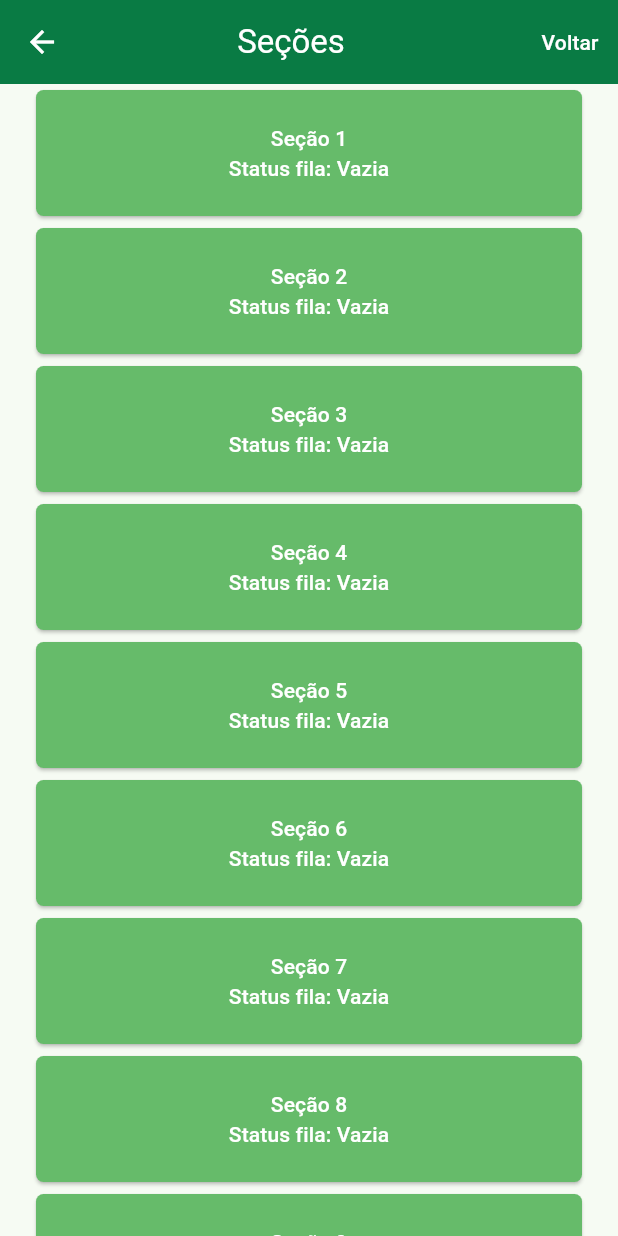
After one commit to juliaadantas/flutter_app_fila, a Flutter app: the SectionsPage screen opened directly, on a phone screen of 412 x 824 dp. The commit adds this screen. Run offline on Flutter 3.47's test engine with Material 2 defaults, Android fonts, the phone set to English and light mode, and no system bars; our stand-ins replace animated_text_kit.

Commit message:
feat: SectionsPage

```diff
--- /dev/null
+++ b/lib/Screens/SectionsPage.dart
@@ -0,0 +1,85 @@
+import 'package:flutter/material.dart';
+import 'package:flutter/src/widgets/framework.dart';
+import 'package:flutter/src/widgets/placeholder.dart';
+
+class SectionsPage extends StatelessWidget {
+  const SectionsPage({super.key});
+
+  @override
+  Widget build(BuildContext context) {
+    return Scaffold(
+      appBar: AppBar(
+        actions: [
+          Padding(
+            padding: EdgeInsets.only(left: 16),
+            child: TextButton(
+              onPressed: () {
+                Navigator.pop(context);
+              },
+              child: Text(
+                "Voltar",
+                style: TextStyle(
+                  color: Colors.white,
+                ),
+              ),
+            ),
+          ),
+        ],
+        title: Center(
+          child: Text(
+            "Seções",
+            style: TextStyle(color: Colors.white),
+          ),
+        ),
+      ),
+      body: SingleChildScrollView(
+        child: Column(
+          children: secoes
+              .map(
+                (secao) => Padding(
+                  padding: EdgeInsets.symmetric(horizontal: 24, vertical: 4),
+                  child: ElevatedButton(
+                    onPressed: () => {
+                      Navigator.of(context),
+                    },
+                    child: Column(children: [
+                      Text(secao),
+                      Text("Status fila: Vazia"),
+                    ]),
+                    style: ElevatedButton.styleFrom(
+                      primary: Colors.green[400],
+                      onPrimary: Colors.white,
+                      shape: RoundedRectangleBorder(
+                        borderRadius: BorderRadius.circular(5),
+                      ),
+                      padding: EdgeInsets.all(22),
+                      minimumSize: Size(double.infinity, 40),
+                    ),
+                  ),
+                ),
+              )
+              .toList(),
+        ),
+      ),
+    );
+  }
+}
+
+final List<String> secoes = [
+  'Seção 1',
+  'Seção 2',
+  'Seção 3',
+  'Seção 4',
+  'Seção 5',
+  'Seção 6',
+  'Seção 7',
+  'Seção 8',
+  'Seção 9',
+  'Seção 10',
+  'Seção 11',
+  'Seção 12',
+  'Seção 13',
+  'Seção 14',
+  'Seção 15',
+  'Seção 16'
+];
```
Also changed, not shown: lib/main.dart (+4 -4 lines).
